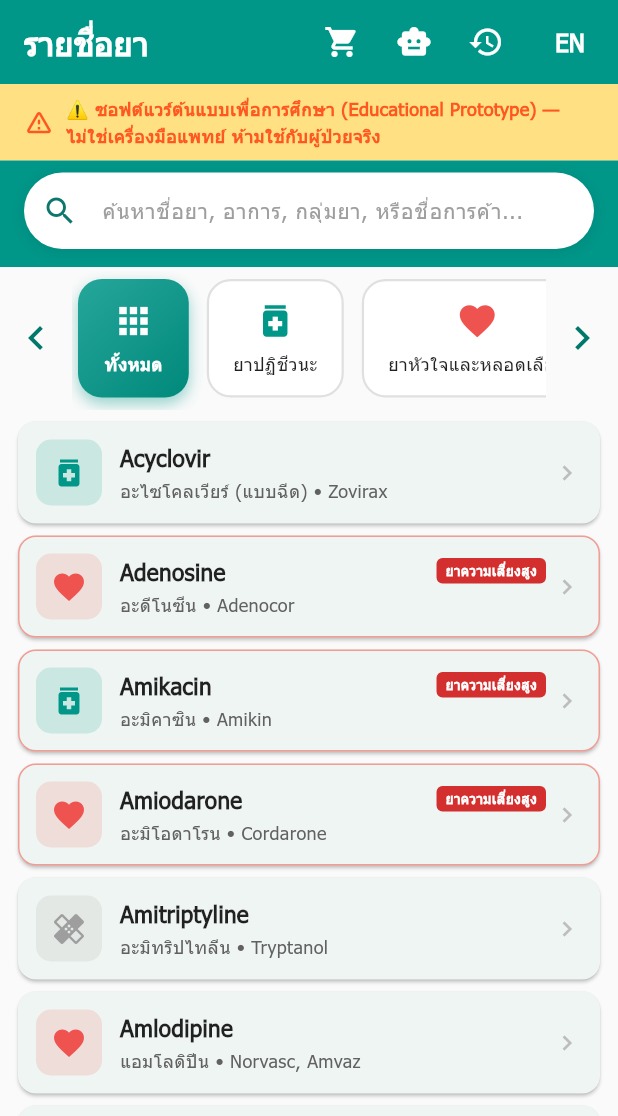
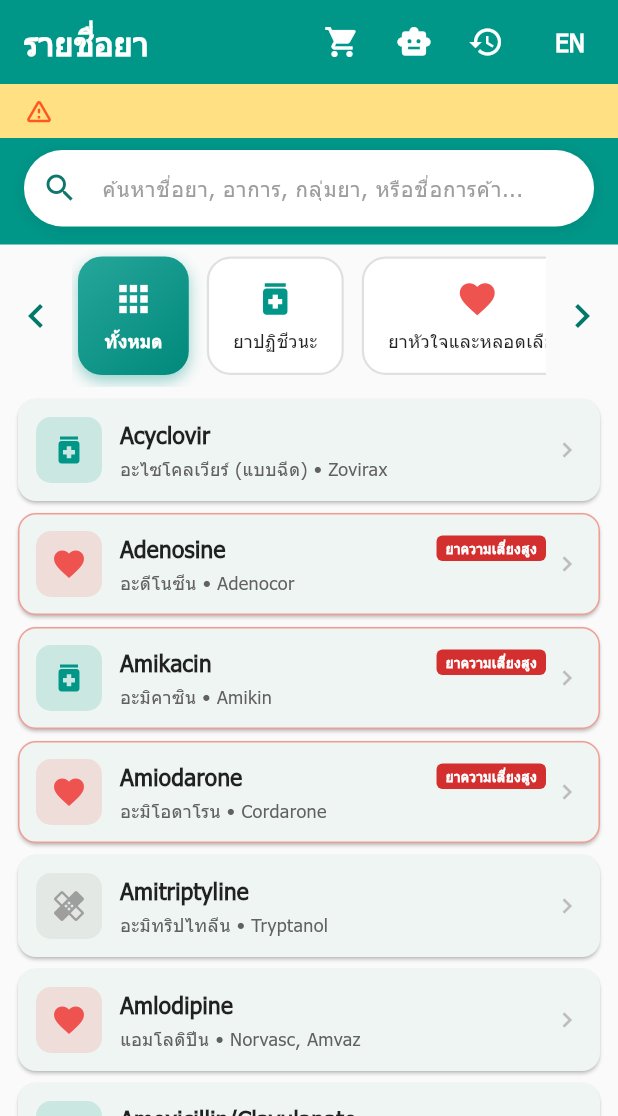
Before and after one commit to Hal281/Drugph, a Flutter app: the screen it shows after launch, on a phone screen of 412 x 824 dp, the part 120-1236 px from its top. Run offline on Flutter 3.47's test engine with Material 3 defaults, Android fonts, the phone set to English and light mode, and no system bars; our stand-ins replace google_generative_ai, pdf, printing.

Commit message:
Update home_screen.dart

```diff
--- a/lib/ui/home_screen.dart
+++ b/lib/ui/home_screen.dart
@@ -364,8 +364,8 @@ class _HomeScreenState extends State<HomeScreen> {
                 Expanded(
                   child: Text(
                     isThai
-                        ? '⚠️ ซอฟต์แวร์ต้นแบบเพื่อการศึกษา (Educational Prototype) — ไม่ใช่เครื่องมือแพทย์ ห้ามใช้กับผู้ป่วยจริง'
-                        : '⚠️ Educational SaMD Prototype — Not a certified medical device. Never for real patient use.',
+                        ? ''
+                        : '',
                     style: const TextStyle(
                         fontSize: 12,
                         fontWeight: FontWeight.w700,
```
